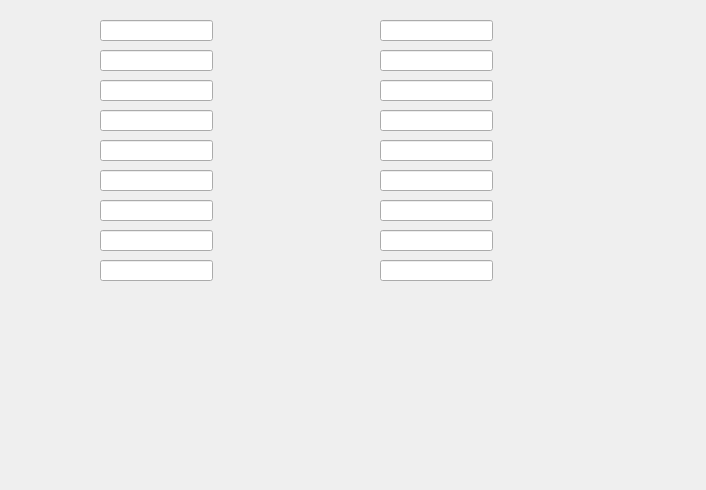
lorenzo-zurini/ShopMaster, file ordereditform.ui: the form before one commit.
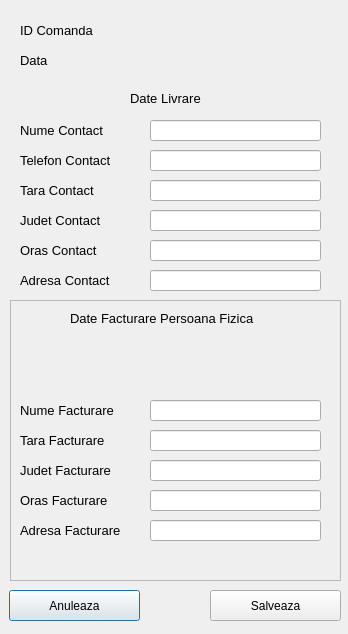
The form after the commit.

Commit message: [Add] Made the order edit form ui.

Diff of the .ui file:
```diff
--- a/ordereditform.ui
+++ b/ordereditform.ui
@@ -6,8 +6,8 @@
    <rect>
     <x>0</x>
     <y>0</y>
-    <width>706</width>
-    <height>490</height>
+    <width>348</width>
+    <height>634</height>
    </rect>
   </property>
   <property name="windowTitle">
@@ -16,9 +16,9 @@
   <widget class="QLineEdit" name="lineEdit">
    <property name="geometry">
     <rect>
-     <x>100</x>
-     <y>20</y>
-     <width>113</width>
+     <x>150</x>
+     <y>120</y>
+     <width>171</width>
      <height>21</height>
     </rect>
    </property>
@@ -26,9 +26,9 @@
   <widget class="QLineEdit" name="lineEdit_2">
    <property name="geometry">
     <rect>
-     <x>100</x>
-     <y>50</y>
-     <width>113</width>
+     <x>150</x>
+     <y>150</y>
+     <width>171</width>
      <height>21</height>
     </rect>
    </property>
@@ -36,9 +36,9 @@
   <widget class="QLineEdit" name="lineEdit_3">
    <property name="geometry">
     <rect>
-     <x>100</x>
-     <y>80</y>
-     <width>113</width>
+     <x>150</x>
+     <y>180</y>
+     <width>171</width>
      <height>21</height>
     </rect>
    </property>
@@ -46,9 +46,9 @@
   <widget class="QLineEdit" name="lineEdit_4">
    <property name="geometry">
     <rect>
-     <x>100</x>
-     <y>110</y>
-     <width>113</width>
+     <x>150</x>
+     <y>210</y>
+     <width>171</width>
      <height>21</height>
     </rect>
    </property>
@@ -56,9 +56,9 @@
   <widget class="QLineEdit" name="lineEdit_5">
    <property name="geometry">
     <rect>
-     <x>100</x>
-     <y>140</y>
-     <width>113</width>
+     <x>150</x>
+     <y>240</y>
+     <width>171</width>
      <height>21</height>
     </rect>
    </property>
@@ -66,133 +66,696 @@
   <widget class="QLineEdit" name="lineEdit_6">
    <property name="geometry">
     <rect>
-     <x>100</x>
-     <y>170</y>
-     <width>113</width>
+     <x>150</x>
+     <y>270</y>
+     <width>171</width>
      <height>21</height>
     </rect>
    </property>
   </widget>
-  <widget class="QLineEdit" name="lineEdit_7">
+  <widget class="QLabel" name="OrderIDLabel">
    <property name="geometry">
     <rect>
-     <x>100</x>
-     <y>200</y>
-     <width>113</width>
-     <height>21</height>
+     <x>20</x>
+     <y>20</y>
+     <width>111</width>
+     <height>20</height>
     </rect>
    </property>
+   <property name="font">
+    <font>
+     <pointsize>10</pointsize>
+    </font>
+   </property>
+   <property name="text">
+    <string>ID Comanda</string>
+   </property>
   </widget>
-  <widget class="QLineEdit" name="lineEdit_8">
+  <widget class="QLabel" name="OrderIDDisplayLabel">
    <property name="geometry">
     <rect>
-     <x>100</x>
-     <y>230</y>
-     <width>113</width>
-     <height>21</height>
+     <x>150</x>
+     <y>20</y>
+     <width>170</width>
+     <height>20</height>
     </rect>
    </property>
+   <property name="font">
+    <font>
+     <pointsize>10</pointsize>
+    </font>
+   </property>
+   <property name="text">
+    <string/>
+   </property>
   </widget>
-  <widget class="QLineEdit" name="lineEdit_9">
+  <widget class="QLabel" name="DateLabel">
    <property name="geometry">
     <rect>
-     <x>100</x>
-     <y>260</y>
-     <width>113</width>
-     <height>21</height>
+     <x>20</x>
+     <y>50</y>
+     <width>111</width>
+     <height>20</height>
     </rect>
    </property>
+   <property name="font">
+    <font>
+     <pointsize>10</pointsize>
+    </font>
+   </property>
+   <property name="text">
+    <string>Data</string>
+   </property>
   </widget>
-  <widget class="QLineEdit" name="lineEdit_10">
+  <widget class="QLabel" name="DateDisplayLabel">
    <property name="geometry">
     <rect>
-     <x>380</x>
-     <y>20</y>
-     <width>113</width>
-     <height>21</height>
+     <x>150</x>
+     <y>50</y>
+     <width>170</width>
+     <height>20</height>
     </rect>
    </property>
+   <property name="font">
+    <font>
+     <pointsize>10</pointsize>
+    </font>
+   </property>
+   <property name="text">
+    <string/>
+   </property>
   </widget>
-  <widget class="QLineEdit" name="lineEdit_11">
+  <widget class="QLabel" name="ContactNameLabel">
    <property name="geometry">
     <rect>
-     <x>380</x>
-     <y>50</y>
-     <width>113</width>
-     <height>21</height>
+     <x>20</x>
+     <y>120</y>
+     <width>111</width>
+     <height>20</height>
     </rect>
    </property>
+   <property name="font">
+    <font>
+     <pointsize>10</pointsize>
+    </font>
+   </property>
+   <property name="text">
+    <string>Nume Contact</string>
+   </property>
   </widget>
-  <widget class="QLineEdit" name="lineEdit_12">
+  <widget class="QLabel" name="ContactPhoneLabel">
    <property name="geometry">
     <rect>
-     <x>380</x>
-     <y>80</y>
-     <width>113</width>
-     <height>21</height>
+     <x>20</x>
+     <y>150</y>
+     <width>111</width>
+     <height>20</height>
     </rect>
    </property>
+   <property name="font">
+    <font>
+     <pointsize>10</pointsize>
+    </font>
+   </property>
+   <property name="text">
+    <string>Telefon Contact</string>
+   </property>
   </widget>
-  <widget class="QLineEdit" name="lineEdit_13">
+  <widget class="QLabel" name="ContactCountryLabel">
    <property name="geometry">
     <rect>
-     <x>380</x>
-     <y>110</y>
-     <width>113</width>
-     <height>21</height>
+     <x>20</x>
+     <y>180</y>
+     <width>111</width>
+     <height>20</height>
     </rect>
    </property>
+   <property name="font">
+    <font>
+     <pointsize>10</pointsize>
+    </font>
+   </property>
+   <property name="text">
+    <string>Tara Contact</string>
+   </property>
   </widget>
-  <widget class="QLineEdit" name="lineEdit_14">
+  <widget class="QLabel" name="ContactCountyLabel">
    <property name="geometry">
     <rect>
-     <x>380</x>
-     <y>140</y>
-     <width>113</width>
-     <height>21</height>
+     <x>20</x>
+     <y>210</y>
+     <width>111</width>
+     <height>20</height>
     </rect>
    </property>
+   <property name="font">
+    <font>
+     <pointsize>10</pointsize>
+    </font>
+   </property>
+   <property name="text">
+    <string>Judet Contact</string>
+   </property>
   </widget>
-  <widget class="QLineEdit" name="lineEdit_15">
+  <widget class="QLabel" name="ContactCityLabel">
    <property name="geometry">
     <rect>
-     <x>380</x>
-     <y>170</y>
-     <width>113</width>
-     <height>21</height>
+     <x>20</x>
+     <y>240</y>
+     <width>111</width>
+     <height>20</height>
     </rect>
    </property>
+   <property name="font">
+    <font>
+     <pointsize>10</pointsize>
+    </font>
+   </property>
+   <property name="text">
+    <string>Oras Contact</string>
+   </property>
   </widget>
-  <widget class="QLineEdit" name="lineEdit_16">
+  <widget class="QLabel" name="ContactAdresLabel">
    <property name="geometry">
     <rect>
-     <x>380</x>
-     <y>200</y>
-     <width>113</width>
-     <height>21</height>
+     <x>20</x>
+     <y>270</y>
+     <width>111</width>
+     <height>20</height>
     </rect>
    </property>
+   <property name="font">
+    <font>
+     <pointsize>10</pointsize>
+    </font>
+   </property>
+   <property name="text">
+    <string>Adresa Contact</string>
+   </property>
   </widget>
-  <widget class="QLineEdit" name="lineEdit_17">
+  <widget class="QFrame" name="LegalEntityBillingFrame">
    <property name="geometry">
     <rect>
-     <x>380</x>
-     <y>230</y>
-     <width>113</width>
-     <height>21</height>
+     <x>10</x>
+     <y>300</y>
+     <width>331</width>
+     <height>281</height>
     </rect>
    </property>
+   <property name="autoFillBackground">
+    <bool>true</bool>
+   </property>
+   <property name="frameShape">
+    <enum>QFrame::StyledPanel</enum>
+   </property>
+   <property name="frameShadow">
+    <enum>QFrame::Raised</enum>
+   </property>
+   <widget class="QLabel" name="LegalBillingCompanyNameLabel">
+    <property name="geometry">
+     <rect>
+      <x>10</x>
+      <y>40</y>
+      <width>111</width>
+      <height>20</height>
+     </rect>
+    </property>
+    <property name="font">
+     <font>
+      <pointsize>10</pointsize>
+     </font>
+    </property>
+    <property name="text">
+     <string>Nume Societate</string>
+    </property>
+   </widget>
+   <widget class="QLineEdit" name="LegalBillingCompanyNameLineEdit">
+    <property name="geometry">
+     <rect>
+      <x>140</x>
+      <y>40</y>
+      <width>171</width>
+      <height>21</height>
+     </rect>
+    </property>
+   </widget>
+   <widget class="QLabel" name="LegalBillingCIFLabel">
+    <property name="geometry">
+     <rect>
+      <x>10</x>
+      <y>70</y>
+      <width>111</width>
+      <height>20</height>
+     </rect>
+    </property>
+    <property name="font">
+     <font>
+      <pointsize>10</pointsize>
+     </font>
+    </property>
+    <property name="text">
+     <string>C.I.F.</string>
+    </property>
+   </widget>
+   <widget class="QLineEdit" name="LegalBillingCIFLineEdit">
+    <property name="geometry">
+     <rect>
+      <x>140</x>
+      <y>70</y>
+      <width>171</width>
+      <height>21</height>
+     </rect>
+    </property>
+   </widget>
+   <widget class="QLabel" name="LegalBillingNRRCLabel">
+    <property name="geometry">
+     <rect>
+      <x>10</x>
+      <y>100</y>
+      <width>111</width>
+      <height>20</height>
+     </rect>
+    </property>
+    <property name="font">
+     <font>
+      <pointsize>10</pointsize>
+     </font>
+    </property>
+    <property name="text">
+     <string>Nr. Reg. Com</string>
+    </property>
+   </widget>
+   <widget class="QLineEdit" name="LegalBillingNRRCLineEdit">
+    <property name="geometry">
+     <rect>
+      <x>140</x>
+      <y>100</y>
+      <width>171</width>
+      <height>21</height>
+     </rect>
+    </property>
+   </widget>
+   <widget class="QLabel" name="LegalBillingCountryLabel">
+    <property name="geometry">
+     <rect>
+      <x>10</x>
+      <y>130</y>
+      <width>111</width>
+      <height>20</height>
+     </rect>
+    </property>
+    <property name="font">
+     <font>
+      <pointsize>10</pointsize>
+     </font>
+    </property>
+    <property name="text">
+     <string>Tara Facturare</string>
+    </property>
+   </widget>
+   <widget class="QLineEdit" name="LegalBillingCountryLineEdit">
+    <property name="geometry">
+     <rect>
+      <x>140</x>
+      <y>130</y>
+      <width>171</width>
+      <height>21</height>
+     </rect>
+    </property>
+   </widget>
+   <widget class="QLabel" name="LegalBillingCountyLabel">
+    <property name="geometry">
+     <rect>
+      <x>10</x>
+      <y>160</y>
+      <width>111</width>
+      <height>20</height>
+     </rect>
+    </property>
+    <property name="font">
+     <font>
+      <pointsize>10</pointsize>
+     </font>
+    </property>
+    <property name="text">
+     <string>Judet Facturare</string>
+    </property>
+   </widget>
+   <widget class="QLineEdit" name="LegalBillingCountyLineEdit">
+    <property name="geometry">
+     <rect>
+      <x>140</x>
+      <y>160</y>
+      <width>171</width>
+      <height>21</height>
+     </rect>
+    </property>
+   </widget>
+   <widget class="QLabel" name="LegalBillingCityLabel">
+    <property name="geometry">
+     <rect>
+      <x>10</x>
+      <y>190</y>
+      <width>111</width>
+      <height>20</height>
+     </rect>
+    </property>
+    <property name="font">
+     <font>
+      <pointsize>10</pointsize>
+     </font>
+    </property>
+    <property name="text">
+     <string>Oras Facturare</string>
+    </property>
+   </widget>
+   <widget class="QLineEdit" name="LegalBillingCityLineEdit">
+    <property name="geometry">
+     <rect>
+      <x>140</x>
+      <y>190</y>
+      <width>171</width>
+      <height>21</height>
+     </rect>
+    </property>
+   </widget>
+   <widget class="QLabel" name="LegalBillingAdressLabel">
+    <property name="geometry">
+     <rect>
+      <x>10</x>
+      <y>220</y>
+      <width>111</width>
+      <height>20</height>
+     </rect>
+    </property>
+    <property name="font">
+     <font>
+      <pointsize>10</pointsize>
+     </font>
+    </property>
+    <property name="text">
+     <string>Adresa Facturare</string>
+    </property>
+   </widget>
+   <widget class="QLineEdit" name="LegalBillingAdressLineEdit">
+    <property name="geometry">
+     <rect>
+      <x>140</x>
+      <y>220</y>
+      <width>171</width>
+      <height>21</height>
+     </rect>
+    </property>
+   </widget>
+   <widget class="QLabel" name="LegalBillingAccountLabel">
+    <property name="geometry">
+     <rect>
+      <x>10</x>
+      <y>250</y>
+      <width>111</width>
+      <height>20</height>
+     </rect>
+    </property>
+    <property name="font">
+     <font>
+      <pointsize>10</pointsize>
+     </font>
+    </property>
+    <property name="text">
+     <string>Cont Facturare</string>
+    </property>
+   </widget>
+   <widget class="QLineEdit" name="LegalBillingAccountLineEdit">
+    <property name="geometry">
+     <rect>
+      <x>140</x>
+      <y>250</y>
+      <width>171</width>
+      <height>21</height>
+     </rect>
+    </property>
+   </widget>
+   <widget class="QLabel" name="LegalBillingDataLabel">
+    <property name="geometry">
+     <rect>
+      <x>100</x>
+      <y>10</y>
+      <width>131</width>
+      <height>20</height>
+     </rect>
+    </property>
+    <property name="font">
+     <font>
+      <pointsize>10</pointsize>
+     </font>
+    </property>
+    <property name="text">
+     <string>Date Facturare Firma</string>
+    </property>
+   </widget>
   </widget>
-  <widget class="QLineEdit" name="lineEdit_18">
+  <widget class="QPushButton" name="CancelButton">
    <property name="geometry">
     <rect>
-     <x>380</x>
-     <y>260</y>
-     <width>113</width>
-     <height>21</height>
+     <x>9</x>
+     <y>590</y>
+     <width>131</width>
+     <height>31</height>
     </rect>
    </property>
+   <property name="text">
+    <string>Anuleaza</string>
+   </property>
   </widget>
+  <widget class="QPushButton" name="SaveButton">
+   <property name="geometry">
+    <rect>
+     <x>210</x>
+     <y>590</y>
+     <width>131</width>
+     <height>31</height>
+    </rect>
+   </property>
+   <property name="text">
+    <string>Salveaza</string>
+   </property>
+  </widget>
+  <widget class="QLabel" name="ContactDataLabel">
+   <property name="geometry">
+    <rect>
+     <x>130</x>
+     <y>90</y>
+     <width>71</width>
+     <height>16</height>
+    </rect>
+   </property>
+   <property name="font">
+    <font>
+     <pointsize>10</pointsize>
+    </font>
+   </property>
+   <property name="text">
+    <string>Date Livrare</string>
+   </property>
+  </widget>
+  <widget class="QFrame" name="BillingFrame">
+   <property name="geometry">
+    <rect>
+     <x>10</x>
+     <y>300</y>
+     <width>331</width>
+     <height>281</height>
+    </rect>
+   </property>
+   <property name="autoFillBackground">
+    <bool>true</bool>
+   </property>
+   <property name="frameShape">
+    <enum>QFrame::StyledPanel</enum>
+   </property>
+   <property name="frameShadow">
+    <enum>QFrame::Raised</enum>
+   </property>
+   <widget class="QLabel" name="BillingNameLabel">
+    <property name="geometry">
+     <rect>
+      <x>10</x>
+      <y>100</y>
+      <width>111</width>
+      <height>20</height>
+     </rect>
+    </property>
+    <property name="font">
+     <font>
+      <pointsize>10</pointsize>
+     </font>
+    </property>
+    <property name="text">
+     <string>Nume Facturare</string>
+    </property>
+   </widget>
+   <widget class="QLineEdit" name="BillingNameLineEdit">
+    <property name="geometry">
+     <rect>
+      <x>140</x>
+      <y>100</y>
+      <width>171</width>
+      <height>21</height>
+     </rect>
+    </property>
+   </widget>
+   <widget class="QLabel" name="BillingCountryLabel">
+    <property name="geometry">
+     <rect>
+      <x>10</x>
+      <y>130</y>
+      <width>111</width>
+      <height>20</height>
+     </rect>
+    </property>
+    <property name="font">
+     <font>
+      <pointsize>10</pointsize>
+     </font>
+    </property>
+    <property name="text">
+     <string>Tara Facturare</string>
+    </property>
+   </widget>
+   <widget class="QLineEdit" name="BillingCountryLineEdit">
+    <property name="geometry">
+     <rect>
+      <x>140</x>
+      <y>130</y>
+      <width>171</width>
+      <height>21</height>
+     </rect>
+    </property>
+   </widget>
+   <widget class="QLabel" name="BillingCountyLabel">
+    <property name="geometry">
+     <rect>
+      <x>10</x>
+      <y>160</y>
+      <width>111</width>
+      <height>20</height>
+     </rect>
+    </property>
+    <property name="font">
+     <font>
+      <pointsize>10</pointsize>
+     </font>
+    </property>
+    <property name="text">
+     <string>Judet Facturare</string>
+    </property>
+   </widget>
+   <widget class="QLineEdit" name="BillingCountyLineEdit">
+    <property name="geometry">
+     <rect>
+      <x>140</x>
+      <y>160</y>
+      <width>171</width>
+      <height>21</height>
+     </rect>
+    </property>
+   </widget>
+   <widget class="QLabel" name="BillingCityLabel">
+    <property name="geometry">
+     <rect>
+      <x>10</x>
+      <y>190</y>
+      <width>111</width>
+      <height>20</height>
+     </rect>
+    </property>
+    <property name="font">
+     <font>
+      <pointsize>10</pointsize>
+     </font>
+    </property>
+    <property name="text">
+     <string>Oras Facturare</string>
+    </property>
+   </widget>
+   <widget class="QLineEdit" name="BillingCityLineEdit">
+    <property name="geometry">
+     <rect>
+      <x>140</x>
+      <y>190</y>
+      <width>171</width>
+      <height>21</height>
+     </rect>
+    </property>
+   </widget>
+   <widget class="QLabel" name="BillingAdressLabel">
+    <property name="geometry">
+     <rect>
+      <x>10</x>
+      <y>220</y>
+      <width>111</width>
+      <height>20</height>
+     </rect>
+    </property>
+    <property name="font">
+     <font>
+      <pointsize>10</pointsize>
+     </font>
+    </property>
+    <property name="text">
+     <string>Adresa Facturare</string>
+    </property>
+   </widget>
+   <widget class="QLineEdit" name="BillingAdressLineEdit">
+    <property name="geometry">
+     <rect>
+      <x>140</x>
+      <y>220</y>
+      <width>171</width>
+      <height>21</height>
+     </rect>
+    </property>
+   </widget>
+   <widget class="QLabel" name="BillingDataLabel">
+    <property name="geometry">
+     <rect>
+      <x>60</x>
+      <y>10</y>
+      <width>191</width>
+      <height>16</height>
+     </rect>
+    </property>
+    <property name="font">
+     <font>
+      <pointsize>10</pointsize>
+     </font>
+    </property>
+    <property name="text">
+     <string>Date Facturare Persoana Fizica</string>
+    </property>
+   </widget>
+  </widget>
+  <zorder>ContactNameLineEdit</zorder>
+  <zorder>ContactPhoneLineEdit</zorder>
+  <zorder>ContactCountryLineEdit</zorder>
+  <zorder>ContactCountyLineEdit</zorder>
+  <zorder>ContactCityLineEdit</zorder>
+  <zorder>ContactAdressLineEdit</zorder>
+  <zorder>OrderIDLabel</zorder>
+  <zorder>OrderIDDisplayLabel</zorder>
+  <zorder>DateLabel</zorder>
+  <zorder>DateDisplayLabel</zorder>
+  <zorder>ContactNameLabel</zorder>
+  <zorder>ContactPhoneLabel</zorder>
+  <zorder>ContactCountryLabel</zorder>
+  <zorder>ContactCountyLabel</zorder>
+  <zorder>ContactCityLabel</zorder>
+  <zorder>ContactAdresLabel</zorder>
+  <zorder>CancelButton</zorder>
+  <zorder>SaveButton</zorder>
+  <zorder>ContactDataLabel</zorder>
+  <zorder>LegalEntityBillingFrame</zorder>
+  <zorder>BillingFrame</zorder>
  </widget>
  <resources/>
  <connections/>
```
Left out of the diff: 12 changed lines with no effect on the pictures.
